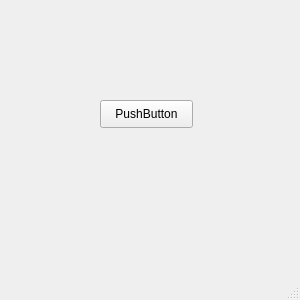
Before: the Qt Designer form app/gui/main_window.ui in CoolMucit/vidmon, drawn with Qt 5.
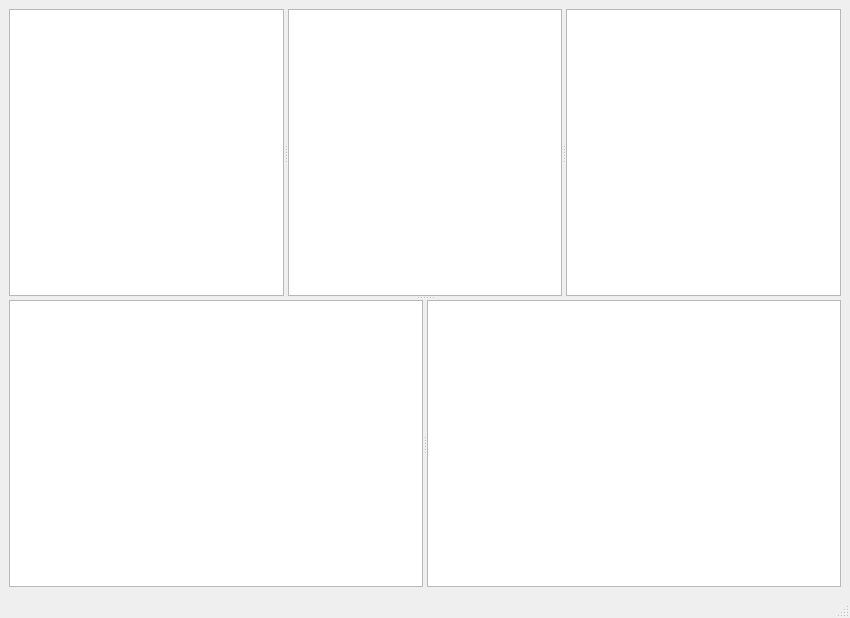
After: the same form once the commit is applied.

Patch:
```diff
--- a/app/gui/main_window.ui
+++ b/app/gui/main_window.ui
@@ -6,27 +6,64 @@
    <rect>
     <x>0</x>
     <y>0</y>
-    <width>300</width>
-    <height>300</height>
+    <width>850</width>
+    <height>618</height>
    </rect>
   </property>
   <property name="windowTitle">
    <string>MainWindow</string>
   </property>
   <widget class="QWidget" name="centralwidget">
-   <widget class="QPushButton" name="pushButton">
-    <property name="geometry">
-     <rect>
-      <x>100</x>
-      <y>100</y>
-      <width>93</width>
-      <height>28</height>
-     </rect>
-    </property>
-    <property name="text">
-     <string>PushButton</string>
-    </property>
-   </widget>
+   <layout class="QVBoxLayout" name="verticalLayout">
+    <item>
+     <widget class="QSplitter" name="splitter">
+      <property name="styleSheet">
+       <string notr="true">
+</string>
+      </property>
+      <property name="orientation">
+       <enum>Qt::Vertical</enum>
+      </property>
+      <widget class="QWidget" name="widget_2" native="true">
+       <property name="styleSheet">
+        <string notr="true"/>
+       </property>
+       <layout class="QHBoxLayout" name="horizontalLayout">
+        <item>
+         <widget class="QSplitter" name="splitter_2">
+          <property name="orientation">
+           <enum>Qt::Horizontal</enum>
+          </property>
+          <widget class="QListWidget" name="mediaPanel">
+           <property name="contextMenuPolicy">
+            <enum>Qt::DefaultContextMenu</enum>
+           </property>
+          </widget>
+          <widget class="QPlainTextEdit" name="plainTextEdit_2"/>
+          <widget class="QPlainTextEdit" name="plainTextEdit_3"/>
+         </widget>
+        </item>
+       </layout>
+      </widget>
+      <widget class="QWidget" name="widget" native="true">
+       <property name="styleSheet">
+        <string notr="true"/>
+       </property>
+       <layout class="QHBoxLayout" name="horizontalLayout_2">
+        <item>
+         <widget class="QSplitter" name="splitter_3">
+          <property name="orientation">
+           <enum>Qt::Horizontal</enum>
+          </property>
+          <widget class="QPlainTextEdit" name="plainTextEdit_4"/>
+          <widget class="QPlainTextEdit" name="plainTextEdit_5"/>
+         </widget>
+        </item>
+       </layout>
+      </widget>
+     </widget>
+    </item>
+   </layout>
   </widget>
   <widget class="QMenuBar" name="menubar">
    <property name="geometry">
```
Left out of the diff: 2 changed lines with no effect on the pictures.
